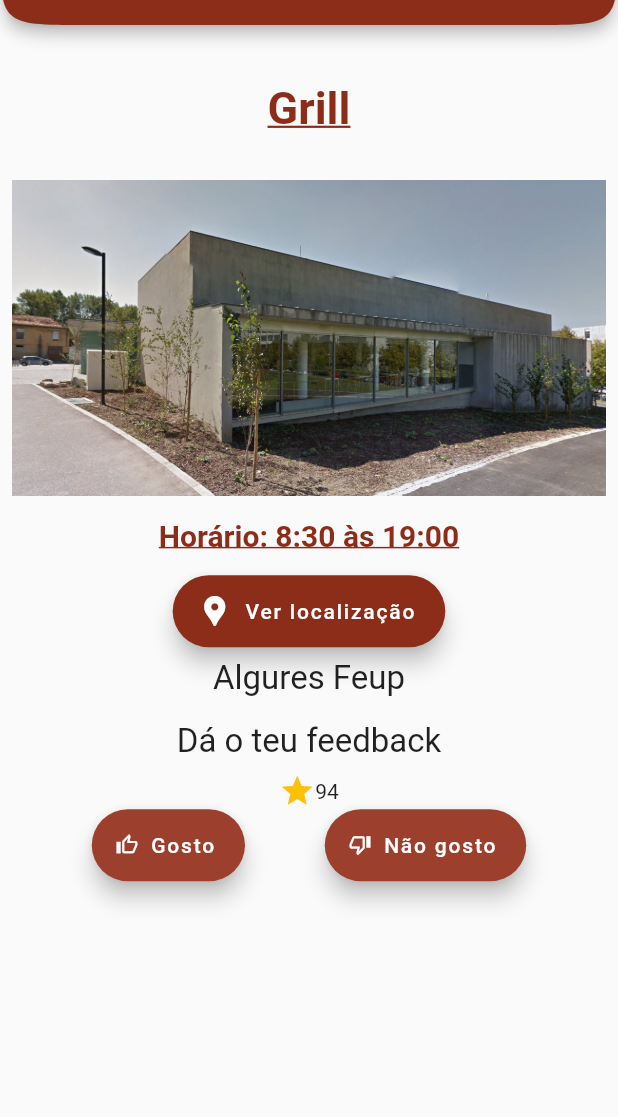
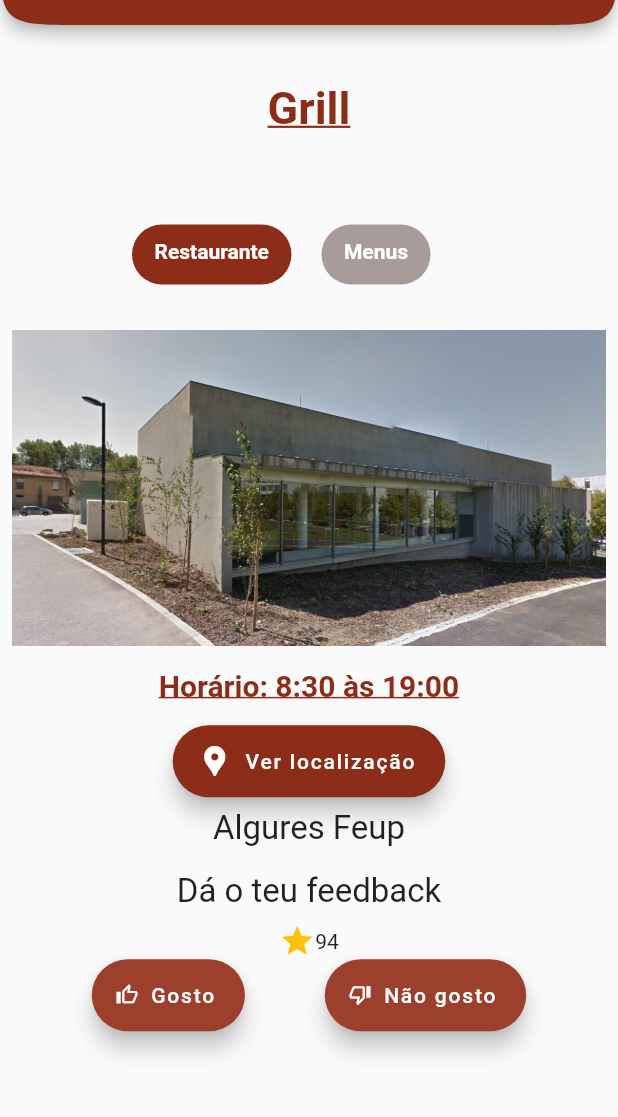
Before and after one commit to LEIC-ES-2021-22/2LEIC06T5, a Flutter app: the screen it shows after launch, after a tap on "Grill", on a phone screen of 412 x 824 dp, the part 59-1176 px from its top. Run offline on Flutter 3.47's test engine with Material 2 defaults, Android fonts, the phone set to English and light mode, and no system bars.

Commit message:
added restaurant/menus buttons
changed restaurant page from stateless to stateful widget, created a class for the buttons in the widgets folder

```diff
--- a/unimeals/lib/view/restaurantPage.dart
+++ b/unimeals/lib/view/restaurantPage.dart
@@ -3,11 +3,19 @@ import 'dart:io';
 import 'package:flutter/material.dart';
 import 'package:unimeals/constants/colors.dart';
 import 'package:unimeals/model/restaurants.dart';
+import 'package:unimeals/view/widgets/changeViewButton.dart';
 
-class restaurantPage extends StatelessWidget {
+class restaurantPage extends StatefulWidget {
   final Restaurant restaurant;
 
   restaurantPage(this.restaurant);
+
+  @override
+  State<restaurantPage> createState() => _restaurantPageState();
+}
+
+class _restaurantPageState extends State<restaurantPage> {
+  var selected = 0;
 
   @override
   Widget build(BuildContext context) {
@@ -28,7 +36,7 @@ class restaurantPage extends StatelessWidget {
               Container( //apply margin and padding using Container Widget.
                 padding: EdgeInsets.all(30),
                 child: Text(
-                  restaurant.name,
+                  widget.restaurant.name,
                   textAlign: TextAlign.center,
                   style: TextStyle(
                     fontWeight: FontWeight.bold,
@@ -38,8 +46,16 @@ class restaurantPage extends StatelessWidget {
                   ),
                 ),
               ),
+              //colocar aqui algures a ceninha dos botões
+              ButtonList(selected,
+                      (int index) {
+                    setState(() {
+                      selected = index;
+                    });
+                  }
+              ),
               Image.asset(
-                restaurant.imageUrl,
+                widget.restaurant.imageUrl,
               ),
               Padding(
                 padding: const EdgeInsets.all(15.0),
@@ -52,6 +68,7 @@ class restaurantPage extends StatelessWidget {
                 ),
               ),
               FloatingActionButton.extended(
+                heroTag: "button1",
                 label: Text('Ver localização'), // <-- Text
                 backgroundColor: mainRed,
                 icon: Icon( // <-- Icon
@@ -63,7 +80,7 @@ class restaurantPage extends StatelessWidget {
               Padding(
                 padding: const EdgeInsets.all(8.0),
                 child: Text(
-                  restaurant.location,
+                  widget.restaurant.location,
                   textAlign: TextAlign.justify,
                   style: TextStyle(fontSize: 22.0),
                 ),
@@ -81,13 +98,14 @@ class restaurantPage extends StatelessWidget {
                 children: [
                   Icon(Icons.star,
                       color: Colors.amber),
-                  Text(restaurant.rating.toString()),
+                  Text(widget.restaurant.rating.toString()),
                 ],
               ),
               Row(
                 mainAxisAlignment: MainAxisAlignment.spaceEvenly,
                 children: <Widget> [
                   FloatingActionButton.extended(
+                    heroTag: "button2",
                     label: Text('Gosto'), // <-- Text
                     backgroundColor: mainOrange,
                     icon: Icon( // <-- Icon
@@ -97,6 +115,7 @@ class restaurantPage extends StatelessWidget {
                     onPressed: () {},
                   ),
                   FloatingActionButton.extended(
+                    heroTag: "button3",
                     label: Text('Não gosto'), // <-- Text
                     backgroundColor: mainOrange,
                     icon: Icon( // <-- Icon
--- /dev/null
+++ b/unimeals/lib/view/widgets/changeViewButton.dart
@@ -0,0 +1,41 @@
+import 'package:flutter/material.dart';
+import 'package:unimeals/constants/colors.dart';
+
+class ButtonList extends StatelessWidget {
+  final int selected;
+  final Function callback;
+
+  const ButtonList(this.selected, this.callback);
+
+  @override
+  Widget build(BuildContext context) {
+    final List<String> buttons = ["Restaurante","Menus"];
+
+    return Container(
+      height: 100,
+      padding: const EdgeInsets.symmetric(vertical: 30),
+      child: ListView.separated(
+          padding: const EdgeInsets.symmetric(horizontal: 80),
+          scrollDirection: Axis.horizontal,
+          itemBuilder: (context,index) => GestureDetector(
+            onTap: () => callback(index),
+            child: Container(
+              padding: const EdgeInsets.symmetric(vertical: 10, horizontal: 15),
+              decoration: BoxDecoration(
+                borderRadius: BorderRadius.circular(20),
+                    color: selected == index ? mainRed : mainGray,
+              ),
+              child: Text(
+                buttons[index],
+                style: const TextStyle(
+                  color: Colors.white,
+                  fontWeight: FontWeight.bold,
+                ),
+              ),
+            ),
+          ),
+          separatorBuilder: (_, index) => const SizedBox(width: 20),
+          itemCount: 2),
+    );
+  }
+}
```
Also changed, not shown: 1 other file.
